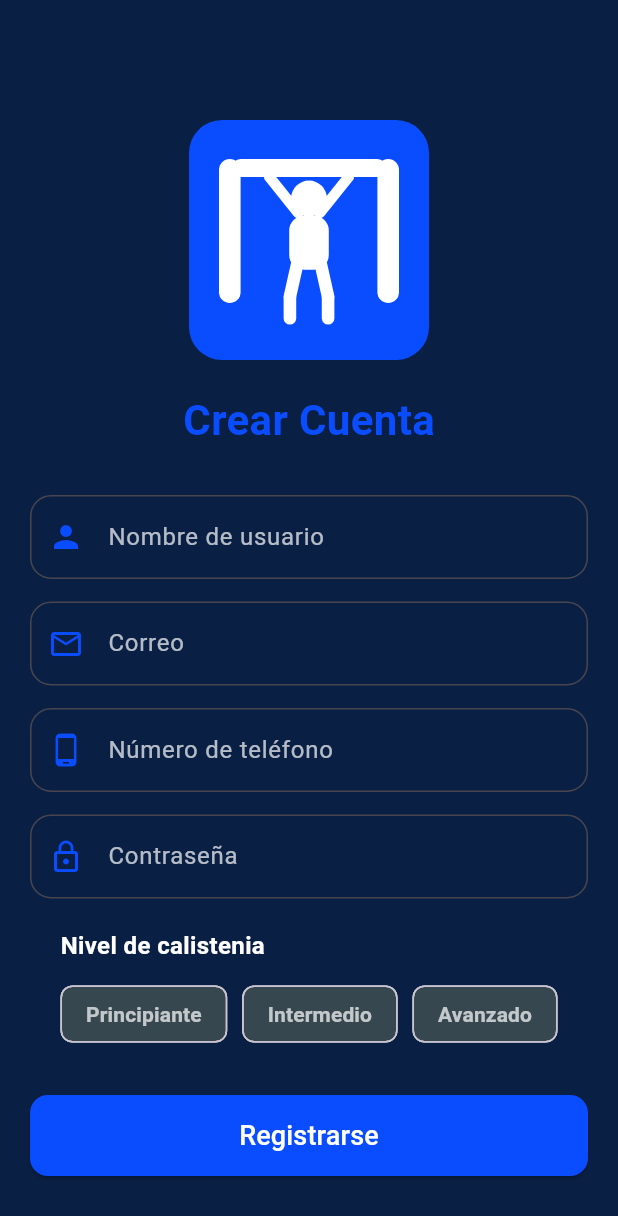
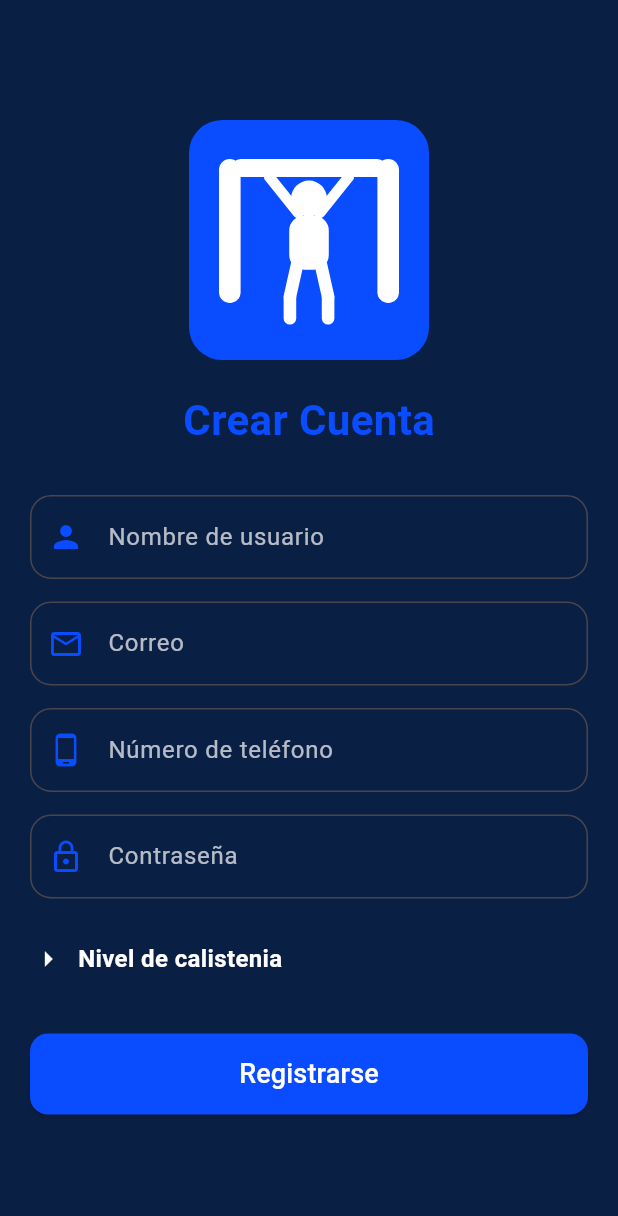
Before and after one commit to juaniturriagab-web/Calisteniapp_V2, a Flutter app: the RegisterPage screen opened directly, on a phone screen of 412 x 824 dp. Shown: the top 1216 px of the screen. Run offline on Flutter 3.47's test engine with Material 3 defaults, Android fonts, the phone set to English and light mode, and no system bars; our stand-ins replace cloud_firestore, firebase_auth, firebase_core, geolocator, google_maps_flutter; accounts and stored records are empty.

Commit message:
Cambio en la seleccion de nivel

```diff
--- a/lib/widgets/level_selector.dart
+++ b/lib/widgets/level_selector.dart
@@ -10,12 +10,9 @@ class LevelSelector extends StatefulWidget {
 
 class _LevelSelectorState extends State<LevelSelector> {
   String? selected;
+  bool _isExpanded = false;
 
-  final levels = [
-    'Principiante',
-    'Intermedio',
-    'Avanzado'
-  ];
+  final levels = ['Principiante', 'Intermedio', 'Avanzado'];
 
   final primary = const Color(0xFF0A4CFF); // color principal azul
 
@@ -24,6 +21,17 @@ class _LevelSelectorState extends State<LevelSelector> {
     return Column(
       crossAxisAlignment: CrossAxisAlignment.start,
       children: [
+        InkWell(
+          onTap: () => setState(() => _isExpanded = !_isExpanded),
+          child: Padding(
+            padding: const EdgeInsets.symmetric(vertical: 8.0),
+            child: Row(
+              children: [
+                Icon(
+                  _isExpanded ? Icons.arrow_drop_down : Icons.arrow_right,
+                  color: Colors.white,
+                ),
+                const SizedBox(width: 8),
                 const Text(
                   'Nivel de calistenia',
                   style: TextStyle(
@@ -32,8 +40,14 @@ class _LevelSelectorState extends State<LevelSelector> {
                     fontWeight: FontWeight.bold,
                   ),
                 ),
-        const SizedBox(height: 10),
-        Wrap(
+              ],
+            ),
+          ),
+        ),
+        if (_isExpanded)
+          Padding(
+            padding: const EdgeInsets.only(top: 10.0, left: 16.0),
+            child: Wrap(
               spacing: 10,
               children: levels.map((lvl) {
                 final isSelected = lvl == selected;
@@ -55,6 +69,7 @@ class _LevelSelectorState extends State<LevelSelector> {
                 );
               }).toList(),
             ),
+          ),
       ],
     );
   }
```
Lines whose indentation alone changed are shown as unchanged.
